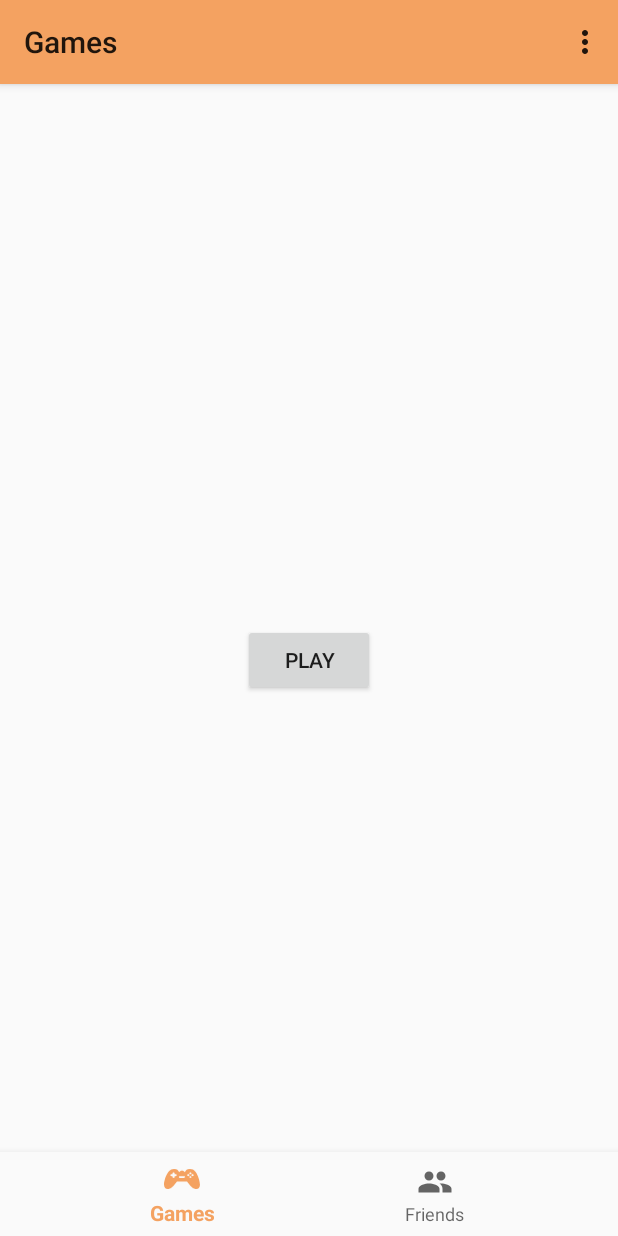
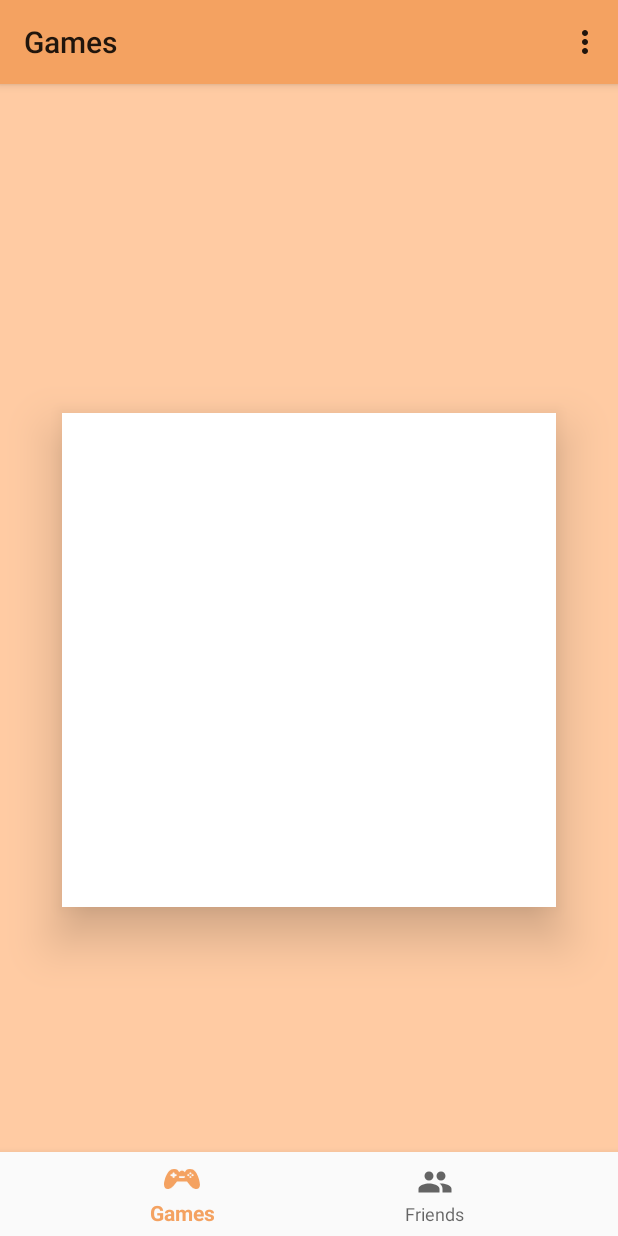
Before and after one commit to micheleantonazzi/ARGame, an Android app: the screen it shows after launch (MainActivity), on a phone screen of 412 x 824 dp. Run offline under Robolectric (Android 15) with nearby library versions, the phone set to English and light mode, and no system bars; our stand-ins replace Firebase (no records; nobody signed in at launch, a user with empty details on screens opened directly), navigation-ui; libraries missing offline, so code that uses them is left out: com.firebase.ui; 2 statements that could not run were skipped.

Commit message:
starting fix graphics

```diff
--- a/code/android-native/app/src/main/res/layout/fragment_games.xml
+++ b/code/android-native/app/src/main/res/layout/fragment_games.xml
@@ -8,7 +8,22 @@
 
     <androidx.constraintlayout.widget.ConstraintLayout
         android:layout_width="match_parent"
-        android:layout_height="match_parent">
+        android:layout_height="match_parent"
+        android:background="?colorBackgroundFragmentGames">
+
+        <androidx.constraintlayout.widget.ConstraintLayout
+            android:layout_width="0dp"
+            android:layout_height="0dp"
+            android:background="?colorBackgroundGameContainer"
+            android:elevation="20dp"
+            app:layout_constraintBottom_toBottomOf="parent"
+            app:layout_constraintEnd_toEndOf="parent"
+            app:layout_constraintStart_toStartOf="parent"
+            app:layout_constraintTop_toTopOf="parent"
+            app:layout_constraintWidth_percent="0.8"
+            app:layout_constraintDimensionRatio="1">
+
+        </androidx.constraintlayout.widget.ConstraintLayout>
 
         <Button
             android:id="@+id/button_start_game"
@@ -19,6 +34,7 @@
             app:layout_constraintEnd_toEndOf="parent"
             app:layout_constraintStart_toStartOf="parent"
             app:layout_constraintTop_toTopOf="parent" />
+
     </androidx.constraintlayout.widget.ConstraintLayout>
 
 </FrameLayout>
--- a/code/android-native/app/src/main/res/values-night/styles.xml
+++ b/code/android-native/app/src/main/res/values-night/styles.xml
@@ -3,5 +3,7 @@
         <item name="colorPrimary">@color/colorPrimaryNight</item>
         <item name="colorPrimaryDark">@color/colorPrimaryDarkNight</item>
         <item name="colorAccent">@color/colorAccentNight</item>
+        <item name="colorBackgroundFragmentGames">@color/colorPrimaryDarkNight</item>
+        <item name="colorBackgroundGameContainer">@color/colorPrimaryNight</item>
     </style>
 </resources>
--- /dev/null
+++ b/code/android-native/app/src/main/res/values/attrs.xml
@@ -0,0 +1,5 @@
+<?xml version="1.0" encoding="utf-8"?>
+<resources>
+    <attr name="colorBackgroundFragmentGames" format="reference|color" />
+    <attr name="colorBackgroundGameContainer" format="reference|color" />
+</resources>
--- a/code/android-native/app/src/main/res/values/colors.xml
+++ b/code/android-native/app/src/main/res/values/colors.xml
@@ -1,11 +1,12 @@
 <?xml version="1.0" encoding="utf-8"?>
 <resources>
+    <color name="white">#ffffff</color>
     <color name="colorPrimary">#f4a261</color>
     <color name="colorPrimaryDark">#e76f51</color>
     <color name="colorAccent">#2a9d8f</color>
 
-    <color name="colorPrimaryNight">#457b9d</color>
-    <color name="colorPrimaryDarkNight">#1d3557</color>
+    <color name="colorPrimaryNight">#336686</color>
+    <color name="colorPrimaryDarkNight">#1b304e</color>
     <color name="colorAccentNight">#e63946</color>
 
     <color name="colorFriendOffline">#ff0000</color>
--- a/code/android-native/app/src/main/res/values/styles.xml
+++ b/code/android-native/app/src/main/res/values/styles.xml
@@ -4,6 +4,8 @@
         <item name="colorPrimary">@color/colorPrimary</item>
         <item name="colorPrimaryDark">@color/colorPrimaryDark</item>
         <item name="colorAccent">@color/colorAccent</item>
+        <item name="colorBackgroundFragmentGames">#ffcba3</item>
+        <item name="colorBackgroundGameContainer">@color/white</item>
     </style>
 
     <style name="AppTheme.NoActionBar">
```
